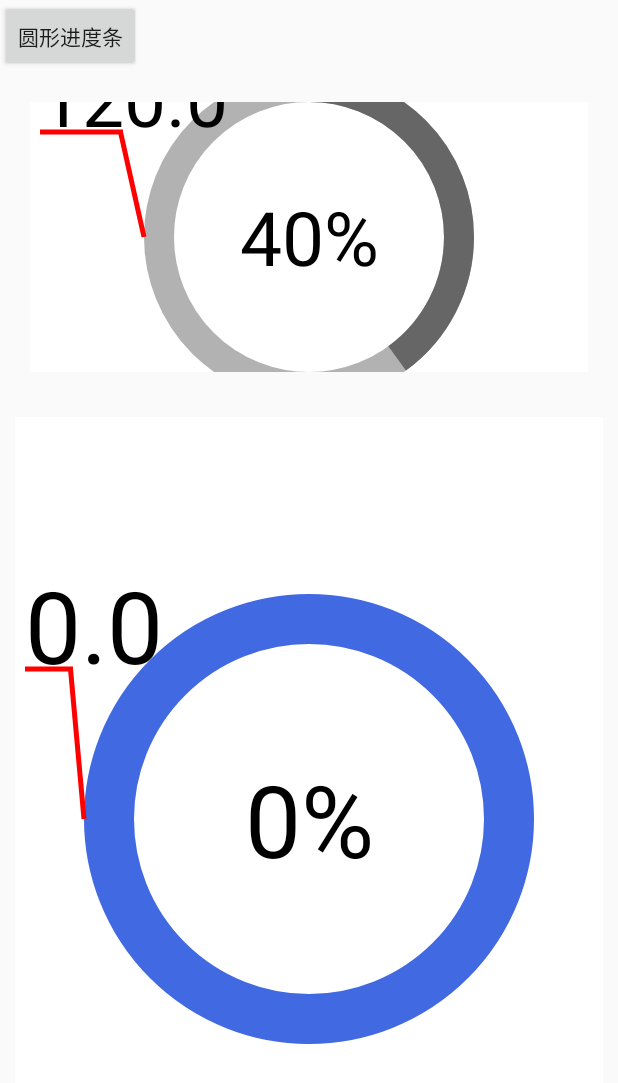
After one commit to niejuqian/TestDemo, an Android app: the SeniorUiDrawActivity screen opened directly, with no data from a screen before it, on a phone screen of 412 x 824 dp. The commit adds this screen. Shown: the top 1083 px of the screen. Run offline under Robolectric (Android 15) with nearby library versions, the phone set to English and light mode, and no system bars; our stand-ins replace ButterKnife.

Commit message:
集成了友盟社会化组件，并以QQ分享为例 自定义控件-实现圆形进度条控件

```diff
--- /dev/null
+++ b/app/src/main/java/com/testdemo/seniorui/SeniorUiDrawActivity.java
@@ -0,0 +1,68 @@
+package com.testdemo.seniorui;
+
+import android.os.Bundle;
+import android.support.annotation.Nullable;
+import android.view.View;
+import android.widget.LinearLayout;
+
+import com.testdemo.BaseAppCompatActivity;
+import com.testdemo.R;
+import com.testdemo.view.seniorui.CircleProgressBar;
+
+import java.util.Random;
+
+import butterknife.BindView;
+import butterknife.OnClick;
+
+/**
+ * @AUTHOR：niejq@1dian.la
+ * @DATETIME：2017 05 09 11:15
+ * @DESC：
+ */
+
+public class SeniorUiDrawActivity extends BaseAppCompatActivity {
+    @BindView(R.id.view_root_layout)
+    LinearLayout view_root_layout;
+    @BindView(R.id.my_circle_progress)
+    CircleProgressBar my_circle_progress;
+
+    CircleProgressBar circleProgressBar;
+    int progress = 0;
+    int max = 500;
+
+    @Override
+    protected void onCreate(@Nullable Bundle savedInstanceState) {
+        super.onCreate(savedInstanceState, R.layout.activity_senior_ui);
+        circleProgressBar = new CircleProgressBar(this).setMax(max);
+        view_root_layout.addView(getCircleProgressBarView());
+    }
+
+    @OnClick(R.id.circ_progress_bar_btn)
+    void circleProgressBar() {
+        view_root_layout.removeAllViews();
+        view_root_layout.addView(getCircleProgressBarView());
+        new Thread(new Runnable() {
+            Random random = new Random();
+
+            @Override
+            public void run() {
+                while (progress < max) {
+                    progress += random.nextInt(3);
+                    if (progress >= max) {
+                        progress = max;
+                    }
+                    circleProgressBar.setProgress(progress).refresh();
+                    try {
+                        Thread.sleep(10);
+                    } catch (InterruptedException e) {
+                        e.printStackTrace();
+                    }
+                }
+            }
+        }).start();
+    }
+
+    private View getCircleProgressBarView() {
+        return circleProgressBar;
+    }
+}
--- /dev/null
+++ b/app/src/main/java/com/testdemo/view/seniorui/CircleProgressBar.java
@@ -0,0 +1,169 @@
+package com.testdemo.view.seniorui;
+
+import android.content.Context;
+import android.content.res.TypedArray;
+import android.graphics.Canvas;
+import android.graphics.Color;
+import android.graphics.Paint;
+import android.graphics.Path;
+import android.graphics.RectF;
+import android.util.AttributeSet;
+import android.view.View;
+
+import com.testdemo.R;
+
+/**
+ * @AUTHOR：niejq@1dian.la
+ * @DATETIME：2017 05 09 11:23
+ * @DESC：圆形进度条绘制
+ */
+
+public class CircleProgressBar extends View {
+    private static final int DEFAULT_BG_COLOR = Color.parseColor("#4169E1");
+    private static final int DEFAULT_PBG_COLOR = Color.parseColor("#ff0000");
+    private static final float MAX_DEFAULT = 100;
+    private static final float DEFAULT_CIRCLE_RADIUS = 200;
+    private static final float DEFAULT_STORKE_WIDTH = 50;//圆边框宽度
+    private int roundBackground = DEFAULT_BG_COLOR;
+    private int progressBackground = DEFAULT_PBG_COLOR;
+    private float progress;
+    private float max = MAX_DEFAULT;
+    private float circleRadius = DEFAULT_CIRCLE_RADIUS;
+    private float storkeWidth = DEFAULT_STORKE_WIDTH;
+    private Paint mPaint;
+    private RectF mRectF;
+
+    public CircleProgressBar(Context context) {
+        this(context, null);
+    }
+
+    public CircleProgressBar(Context context, AttributeSet attrs) {
+        super(context, attrs);
+        mPaint = new Paint();
+        mRectF = new RectF();
+        if (null != attrs) {
+            TypedArray typedArray = context.obtainStyledAttributes(attrs, R.styleable.CircleProgressBar);
+            max = typedArray.getFloat(R.styleable.CircleProgressBar_max, MAX_DEFAULT);
+            progress = typedArray.getFloat(R.styleable.CircleProgressBar_progress, 0);
+            roundBackground = typedArray.getInt(R.styleable.CircleProgressBar_roundBackground, DEFAULT_BG_COLOR);
+            progressBackground = typedArray.getInt(R.styleable.CircleProgressBar_progressBackground, DEFAULT_PBG_COLOR);
+            circleRadius = typedArray.getFloat(R.styleable.CircleProgressBar_circleRadius, DEFAULT_CIRCLE_RADIUS);
+            storkeWidth = typedArray.getFloat(R.styleable.CircleProgressBar_storkeWidth, DEFAULT_STORKE_WIDTH);
+            typedArray.recycle();
+        }
+    }
+
+    @Override
+    protected void onDraw(Canvas canvas) {
+        //1.设置空心圆
+        //设置画布为白色
+        canvas.drawColor(Color.WHITE);
+        //设置画笔颜色
+        mPaint.setColor(roundBackground);
+        //设置样式：填充风格
+        mPaint.setStyle(Paint.Style.STROKE);
+        //设置空心边框宽度
+        mPaint.setStrokeWidth(storkeWidth);
+        //抗锯齿
+        mPaint.setAntiAlias(true);
+        //左上角的坐标点(x,y)
+        mRectF.left = getWidth() / 2 - circleRadius;
+        mRectF.top = getHeight() / 2 - circleRadius;
+        //右上角的坐标点（x,y）
+        mRectF.right = getWidth() / 2 + circleRadius;
+        mRectF.bottom = getHeight() / 2 + circleRadius;
+
+        //画直角矩形
+        //canvas.drawRect(mRectF,mPaint);
+
+        //圆角矩形：当角的半径等于圆的半径时，则为圆形
+        canvas.drawRoundRect(mRectF, circleRadius, circleRadius, mPaint);
+        //画圆形
+        //canvas.drawCircle(getWidth()/2,getHeight()/2,max,mPaint);
+
+        //2.设置进度圆
+        //起始点 -90为正上方
+        float startAngle = -90;
+        //顺时针扫描角度
+        float sweepAngle = progress / max * 360;
+        //设置画笔颜色
+        mPaint.setColor(progressBackground);
+        canvas.drawArc(mRectF, startAngle, sweepAngle, false, mPaint);
+
+
+        //3.设置文本
+        String strProgress = (int) (progress / max * 100) + "%";
+        //设置文本大小
+        mPaint.setTextSize(circleRadius / 2);
+        //设置文本颜色
+        mPaint.setColor(Color.BLACK);
+        //设置填充方式为填满
+        mPaint.setStyle(Paint.Style.FILL);
+        //文本的宽度
+        int textWidth = (int) mPaint.measureText(strProgress, 0, strProgress.length());
+        //如果文本的宽度小于圆的直径
+        //设置文本起始位置的坐标点（x,y）
+        int center = getHeight() / 2;
+        Paint.FontMetricsInt fmint = mPaint.getFontMetricsInt();
+        int textY = center + (fmint.bottom - fmint.top) / 2 - fmint.bottom;
+        int textX = (getWidth() / 2 - textWidth / 2);
+        canvas.drawText(strProgress, textX, textY, mPaint);
+
+        //画线条
+        float lineWidth = 5f;
+        mPaint.setStyle(Paint.Style.FILL);
+        mPaint.setColor(Color.RED);
+        mPaint.setStrokeWidth(lineWidth);
+
+        /*int startX = (int) (getWidth() / 2 - circleRadius - storkeWidth);
+        int startY = (int)(getHeight() / 2 - circleRadius);
+
+        int stopX = (int) (getWidth() / 2 - circleRadius - storkeWidth);
+        int stopY = getHeight() / 2;
+        canvas.drawLine(startX, startY, stopX, stopY, mPaint);*/
+
+        int x1 = 10;
+        int y1 = (int)(getHeight() / 2 - circleRadius / 2 - storkeWidth);
+
+        int x3 = (int)(getWidth()/2 * 1f - circleRadius - storkeWidth / 2);
+        int y3 = getHeight() / 2;
+
+        int x2 = x1 + (x3 - x1) / 2;
+        x2 = (x2 + x2 / 2);
+        int y2 = y1;
+        mPaint.setStrokeJoin(Paint.Join.ROUND);
+        canvas.drawLine(x1, y1, x2, y2, mPaint);
+        canvas.drawLine(x2 - lineWidth / 2, y2, x3, y3, mPaint);
+
+        //设置文本大小
+        mPaint.setTextSize(circleRadius / 2);
+        //设置文本颜色
+        mPaint.setColor(Color.BLACK);
+        canvas.drawText(progress + "", x1, y1 - lineWidth, mPaint);
+
+    }
+
+    public CircleProgressBar setRoundBackground(int roundBackground) {
+        this.roundBackground = roundBackground;
+        return this;
+    }
+
+    public float getProgress() {
+        return progress;
+    }
+
+    public CircleProgressBar setProgress(float progress) {
+        this.progress = progress;
+        return this;
+    }
+
+    public CircleProgressBar setMax(float max) {
+        this.max = max;
+        return this;
+    }
+
+    public void refresh() {
+        //重新绘制UI
+        postInvalidate();
+    }
+}
--- /dev/null
+++ b/app/src/main/res/layout/activity_senior_ui.xml
@@ -0,0 +1,37 @@
+<?xml version="1.0" encoding="utf-8"?>
+<LinearLayout xmlns:android="http://schemas.android.com/apk/res/android"
+    android:layout_width="match_parent"
+    android:layout_height="match_parent"
+    xmlns:app="http://schemas.android.com/apk/res-auto"
+    android:orientation="vertical">
+    <Button
+        android:id="@+id/circ_progress_bar_btn"
+        android:layout_width="wrap_content"
+        android:layout_height="wrap_content"
+        android:text="圆形进度条"/>
+    <LinearLayout
+        android:layout_width="match_parent"
+        android:layout_height="200dp"
+        android:gravity="center_vertical|center"
+        android:layout_margin="10dp"
+        android:padding="10dp">
+        <com.testdemo.view.seniorui.CircleProgressBar
+            android:id="@+id/my_circle_progress"
+            android:layout_width="wrap_content"
+            android:layout_height="wrap_content"
+            app:circleRadius="150"
+            app:storkeWidth="30"
+            app:max="300"
+            app:progress="120"
+            app:roundBackground="#80666666"
+            app:progressBackground="#666666"/>
+    </LinearLayout>
+    <LinearLayout
+        android:id="@+id/view_root_layout"
+        android:layout_width="match_parent"
+        android:layout_height="match_parent"
+        android:orientation="vertical"
+        android:layout_margin="10dp"
+        android:gravity="center_vertical|center">
+    </LinearLayout>
+</LinearLayout>
```
Also changed, not shown: app/build.gradle (+15 -0 lines), app/src/main/AndroidManifest.xml (+29 -0 lines), app/src/main/java/com/testdemo/MyApplication.java (+11 -0 lines), app/src/main/java/com/testdemo/auth/UMShareActivity.java (added, +113 -0 lines), app/src/main/res/layout/activity_main.xml (+10 -0 lines), app/src/main/res/layout/activity_umshare.xml (added, +57 -0 lines), app/src/main/res/values/attrs.xml (+14 -0 lines), app/src/main/res/values/umeng_socialize_strings.xml (added, +58 -0 lines), app/libs/SocialSDK_QQ_Simplify.jar (added), app/libs/umeng_social_api.jar (added), app/libs/umeng_social_net.jar (added), 2 other files.
